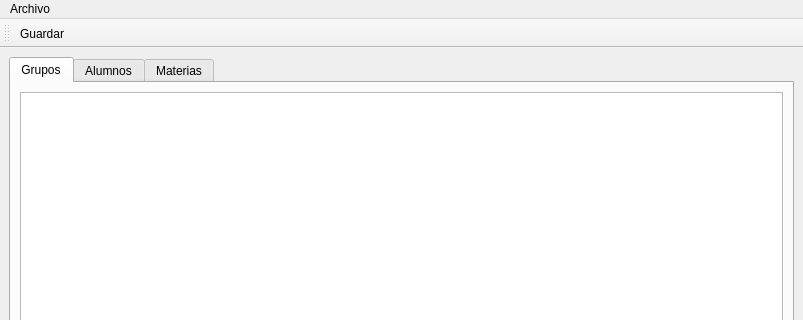
064xp/plano-pub, file src/modules/GUI/UIBase/ResultadosForm.ui: the form before one commit; both pictures show x 0 to 803 and y 0 to 320 of the 803 by 600 pixel window.
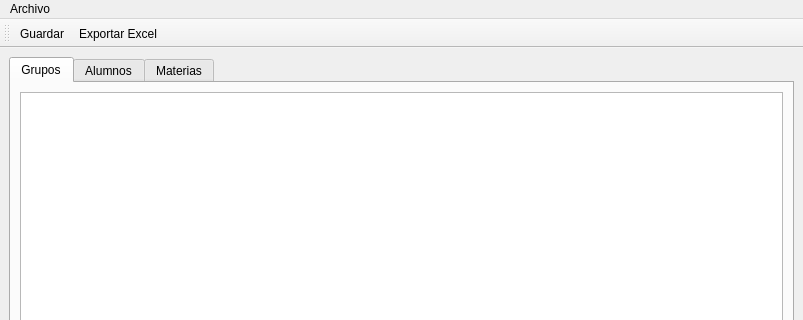
The form after the commit.

Commit message: Accion en interface para exportar como excel, bordes en el archivo XL.

The edit to the form file:
```diff
--- a/src/modules/GUI/UIBase/ResultadosForm.ui
+++ b/src/modules/GUI/UIBase/ResultadosForm.ui
@@ -101,12 +101,18 @@
     <bool>false</bool>
    </attribute>
    <addaction name="actionGuardar"/>
+   <addaction name="actionExportar_Excel"/>
   </widget>
   <action name="actionGuardar">
    <property name="text">
     <string>Guardar</string>
    </property>
   </action>
+  <action name="actionExportar_Excel">
+   <property name="text">
+    <string>Exportar Excel</string>
+   </property>
+  </action>
  </widget>
  <resources/>
  <connections/>
```
Left out of the diff: 1 changed line with no effect on the pictures. The commit also changes 4 other files.
